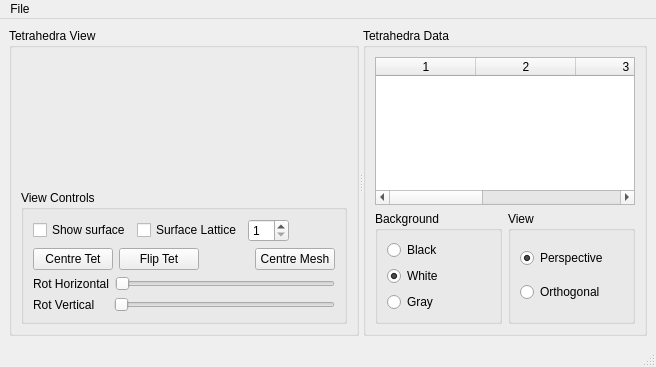
Before: the Qt Designer form resources/tetgenviewermain.ui in yousefalshaikh17/protein_mesh_simulated_annealing, drawn with Qt 5.
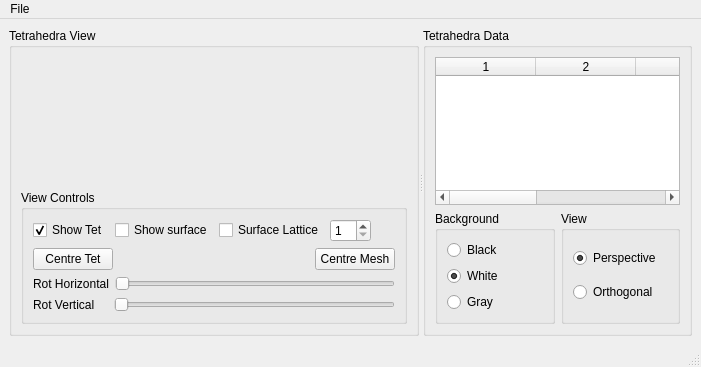
After: the same form once the commit is applied. Custom widgets are drawn as their Qt base class.

Commit message: 'hide' button replaced

```diff
--- a/resources/tetgenviewermain.ui
+++ b/resources/tetgenviewermain.ui
@@ -6,7 +6,7 @@
    <rect>
     <x>0</x>
     <y>0</y>
-    <width>656</width>
+    <width>701</width>
     <height>367</height>
    </rect>
   </property>
@@ -45,6 +45,19 @@
            </property>
            <item>
             <layout class="QHBoxLayout" name="horizontalLayout_4">
+             <item>
+              <widget class="QCheckBox" name="_showTetBox">
+               <property name="text">
+                <string>Show Tet</string>
+               </property>
+               <property name="checkable">
+                <bool>true</bool>
+               </property>
+               <property name="checked">
+                <bool>true</bool>
+               </property>
+              </widget>
+             </item>
              <item>
               <widget class="QCheckBox" name="_surfaceButton">
                <property name="enabled">
@@ -105,16 +118,6 @@
                </property>
               </widget>
              </item>
-             <item>
-              <widget class="QPushButton" name="_hideButton">
-               <property name="enabled">
-                <bool>true</bool>
-               </property>
-               <property name="text">
-                <string>Flip Tet</string>
-               </property>
-              </widget>
-             </item>
              <item>
               <spacer name="horizontalSpacer">
                <property name="orientation">
@@ -320,7 +323,7 @@
     <rect>
      <x>0</x>
      <y>0</y>
-     <width>656</width>
+     <width>701</width>
      <height>22</height>
     </rect>
    </property>
```
Left out of the diff: 34 changed lines with no effect on the pictures. The commit also changes 3 other files.
